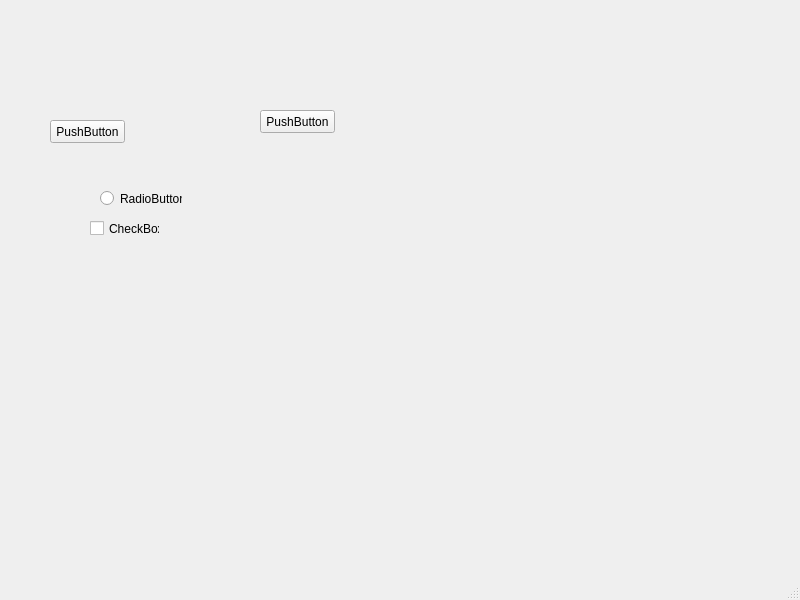
Old version of the form RoverGUI/form.ui in the repository Sapienza-Technology-2021/Socket-GUI.
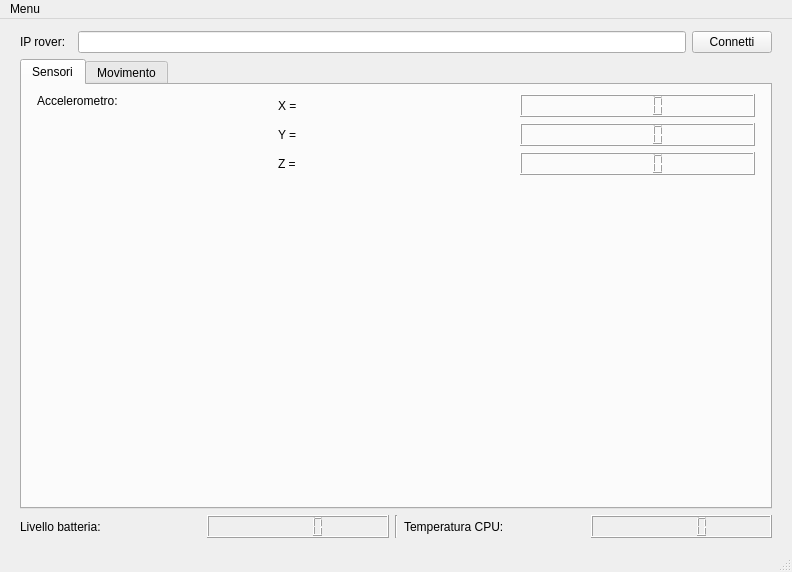
New version of the form.

Diff of the .ui file:
```diff
--- a/RoverGUI/form.ui
+++ b/RoverGUI/form.ui
@@ -6,76 +6,174 @@
    <rect>
     <x>0</x>
     <y>0</y>
-    <width>800</width>
-    <height>600</height>
+    <width>792</width>
+    <height>572</height>
    </rect>
   </property>
   <property name="windowTitle">
    <string>Main</string>
   </property>
   <widget class="QWidget" name="centralwidget">
-   <widget class="QPushButton" name="pushButton">
-    <property name="geometry">
-     <rect>
-      <x>50</x>
-      <y>120</y>
-      <width>75</width>
-      <height>23</height>
-     </rect>
+   <layout class="QGridLayout" name="gridLayout">
+    <property name="leftMargin">
+     <number>20</number>
     </property>
-    <property name="text">
-     <string>PushButton</string>
+    <property name="topMargin">
+     <number>12</number>
     </property>
-   </widget>
-   <widget class="QPushButton" name="pushButton_2">
-    <property name="geometry">
-     <rect>
-      <x>260</x>
-      <y>110</y>
-      <width>75</width>
-      <height>23</height>
-     </rect>
+    <property name="rightMargin">
+     <number>20</number>
     </property>
-    <property name="text">
-     <string>PushButton</string>
+    <property name="bottomMargin">
+     <number>12</number>
     </property>
-   </widget>
-   <widget class="QRadioButton" name="radioButton">
-    <property name="geometry">
-     <rect>
-      <x>100</x>
-      <y>190</y>
-      <width>82</width>
-      <height>17</height>
-     </rect>
-    </property>
-    <property name="text">
-     <string>RadioButton</string>
-    </property>
-   </widget>
-   <widget class="QCheckBox" name="checkBox">
-    <property name="geometry">
-     <rect>
-      <x>90</x>
-      <y>220</y>
-      <width>70</width>
-      <height>17</height>
-     </rect>
-    </property>
-    <property name="text">
-     <string>CheckBox</string>
-    </property>
-   </widget>
+    <item row="1" column="0" colspan="4">
+     <widget class="QTabWidget" name="tabWidget">
+      <property name="currentIndex">
+       <number>0</number>
+      </property>
+      <widget class="QWidget" name="tab">
+       <attribute name="title">
+        <string>Sensori</string>
+       </attribute>
+       <layout class="QGridLayout" name="gridLayout_2">
+        <property name="leftMargin">
+         <number>15</number>
+        </property>
+        <property name="rightMargin">
+         <number>15</number>
+        </property>
+        <item row="1" column="0">
+         <widget class="QLabel" name="label_2">
+          <property name="text">
+           <string>Accelerometro:</string>
+          </property>
+          <property name="alignment">
+           <set>Qt::AlignLeading|Qt::AlignLeft|Qt::AlignTop</set>
+          </property>
+         </widget>
+        </item>
+        <item row="1" column="1" colspan="2">
+         <layout class="QGridLayout" name="gridLayout_3">
+          <item row="0" column="1">
+           <widget class="QLCDNumber" name="lcdNumber"/>
+          </item>
+          <item row="0" column="0">
+           <widget class="QLabel" name="label_3">
+            <property name="text">
+             <string>X =</string>
+            </property>
+           </widget>
+          </item>
+          <item row="1" column="1">
+           <widget class="QLCDNumber" name="lcdNumber_2"/>
+          </item>
+          <item row="1" column="0">
+           <widget class="QLabel" name="label_4">
+            <property name="text">
+             <string>Y =</string>
+            </property>
+           </widget>
+          </item>
+          <item row="2" column="0">
+           <widget class="QLabel" name="label_5">
+            <property name="text">
+             <string>Z =</string>
+            </property>
+           </widget>
+          </item>
+          <item row="2" column="1">
+           <widget class="QLCDNumber" name="lcdNumber_3"/>
+          </item>
+         </layout>
+        </item>
+        <item row="2" column="2">
+         <spacer name="verticalSpacer">
+          <property name="orientation">
+           <enum>Qt::Vertical</enum>
+          </property>
+          <property name="sizeHint" stdset="0">
+           <size>
+            <width>20</width>
+            <height>40</height>
+           </size>
+          </property>
+         </spacer>
+        </item>
+       </layout>
+      </widget>
+      <widget class="QWidget" name="tab_2">
+       <attribute name="title">
+        <string>Movimento</string>
+       </attribute>
+      </widget>
+     </widget>
+    </item>
+    <item row="0" column="3">
+     <widget class="QPushButton" name="pushButton">
+      <property name="text">
+       <string>Connetti</string>
+      </property>
+     </widget>
+    </item>
+    <item row="0" column="0">
+     <widget class="QLabel" name="label">
+      <property name="text">
+       <string>IP rover:</string>
+      </property>
+     </widget>
+    </item>
+    <item row="0" column="2">
+     <widget class="QLineEdit" name="lineEdit"/>
+    </item>
+    <item row="2" column="0" colspan="4">
+     <layout class="QHBoxLayout" name="horizontalLayout">
+      <item>
+       <widget class="QLabel" name="label_6">
+        <property name="text">
+         <string>Livello batteria:</string>
+        </property>
+       </widget>
+      </item>
+      <item>
+       <widget class="QLCDNumber" name="lcdNumber_5"/>
+      </item>
+      <item>
+       <widget class="Line" name="line">
+        <property name="orientation">
+         <enum>Qt::Vertical</enum>
+        </property>
+       </widget>
+      </item>
+      <item>
+       <widget class="QLabel" name="label_7">
+        <property name="text">
+         <string>Temperatura CPU:</string>
+        </property>
+       </widget>
+      </item>
+      <item>
+       <widget class="QLCDNumber" name="lcdNumber_6"/>
+      </item>
+     </layout>
+    </item>
+   </layout>
   </widget>
   <widget class="QMenuBar" name="menubar">
    <property name="geometry">
     <rect>
      <x>0</x>
      <y>0</y>
-     <width>800</width>
+     <width>792</width>
      <height>21</height>
     </rect>
    </property>
+   <widget class="QMenu" name="menuMenu">
+    <property name="title">
+     <string>Menu</string>
+    </property>
+   </widget>
+   <addaction name="menuMenu"/>
   </widget>
   <widget class="QStatusBar" name="statusbar"/>
  </widget>
```
